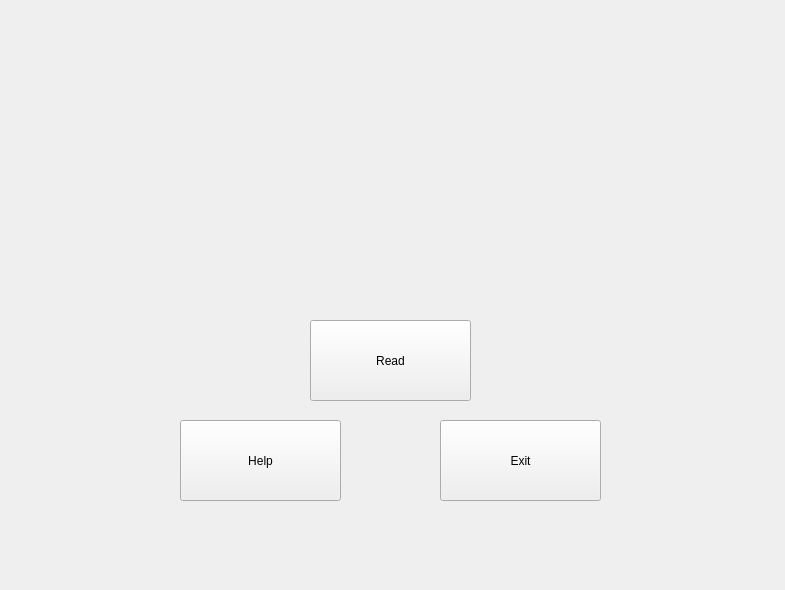
The window that menus/main_menu/main_menu.ui (JoaoCarlosNascimento/HandSignLanguage) describes before a commit, drawn with Qt 5.
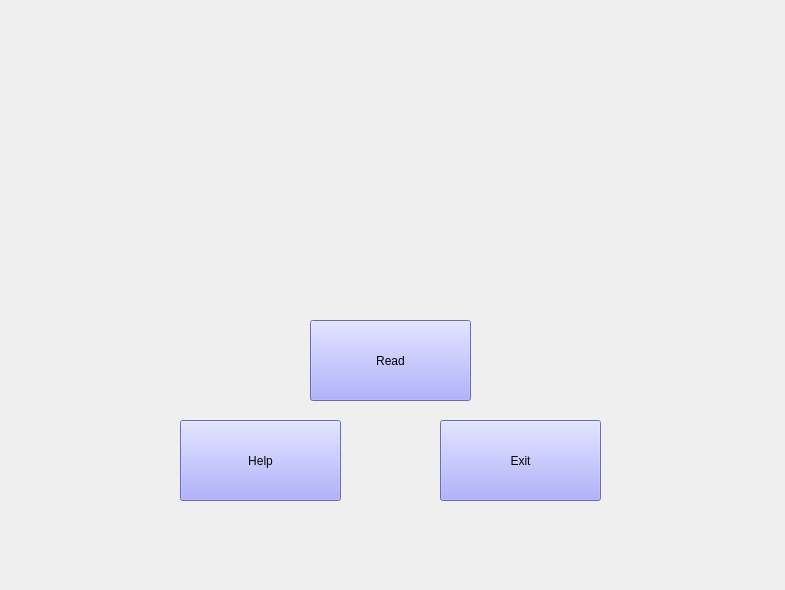
The same window after the commit. Icons and pictures are not drawn.

What changed in the file:
```diff
--- a/menus/main_menu/main_menu.ui
+++ b/menus/main_menu/main_menu.ui
@@ -13,6 +13,9 @@
   <property name="windowTitle">
    <string>Form</string>
   </property>
+  <property name="styleSheet">
+   <string notr="true"/>
+  </property>
   <widget class="QPushButton" name="pb_read">
    <property name="geometry">
     <rect>
@@ -22,9 +25,23 @@
      <height>81</height>
     </rect>
    </property>
+   <property name="styleSheet">
+    <string notr="true">font: 24pt &quot;Franklin Gothic Demi&quot;;
+background-color: rgb(148, 150, 255);
+</string>
+   </property>
    <property name="text">
     <string>Read</string>
    </property>
+   <property name="autoDefault">
+    <bool>false</bool>
+   </property>
+   <property name="default">
+    <bool>false</bool>
+   </property>
+   <property name="flat">
+    <bool>false</bool>
+   </property>
   </widget>
   <widget class="QPushButton" name="pushButton_2">
    <property name="geometry">
@@ -35,6 +52,10 @@
      <height>81</height>
     </rect>
    </property>
+   <property name="styleSheet">
+    <string notr="true">font: 24pt &quot;Franklin Gothic Demi&quot;;
+background-color: rgb(148, 150, 255);</string>
+   </property>
    <property name="text">
     <string>Exit</string>
    </property>
@@ -48,6 +69,10 @@
      <height>81</height>
     </rect>
    </property>
+   <property name="styleSheet">
+    <string notr="true">font: 24pt &quot;Franklin Gothic Demi&quot;;
+background-color: rgb(148, 150, 255);</string>
+   </property>
    <property name="text">
     <string>Help</string>
    </property>
@@ -56,9 +81,9 @@
    <property name="geometry">
     <rect>
      <x>150</x>
-     <y>70</y>
+     <y>110</y>
      <width>481</width>
-     <height>261</height>
+     <height>221</height>
     </rect>
    </property>
    <property name="autoFillBackground">
@@ -67,6 +92,9 @@
    <property name="styleSheet">
     <string notr="true"/>
    </property>
+   <property name="frameShape">
+    <enum>QFrame::NoFrame</enum>
+   </property>
    <property name="text">
     <string/>
    </property>
@@ -81,9 +109,9 @@
    <property name="geometry">
     <rect>
      <x>140</x>
-     <y>0</y>
+     <y>10</y>
      <width>481</width>
-     <height>131</height>
+     <height>151</height>
     </rect>
    </property>
    <property name="styleSheet">
```
Left out of the diff: 5 changed lines with no effect on the pictures.
